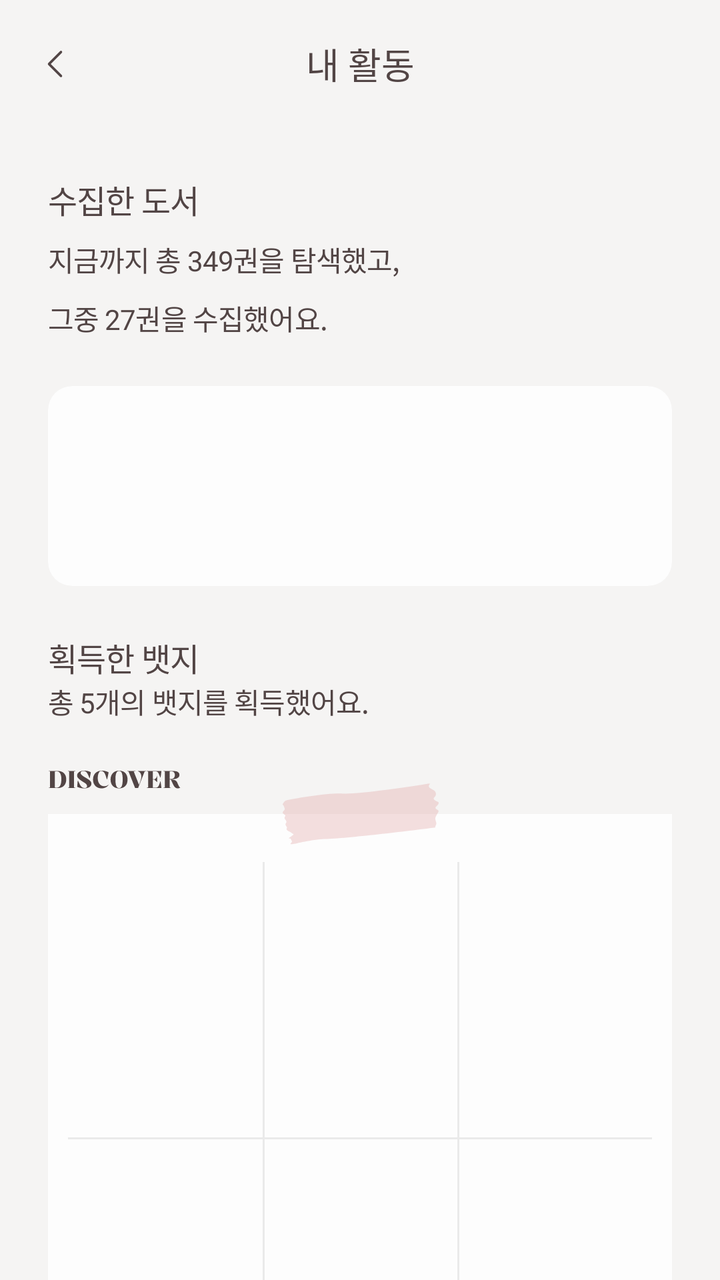
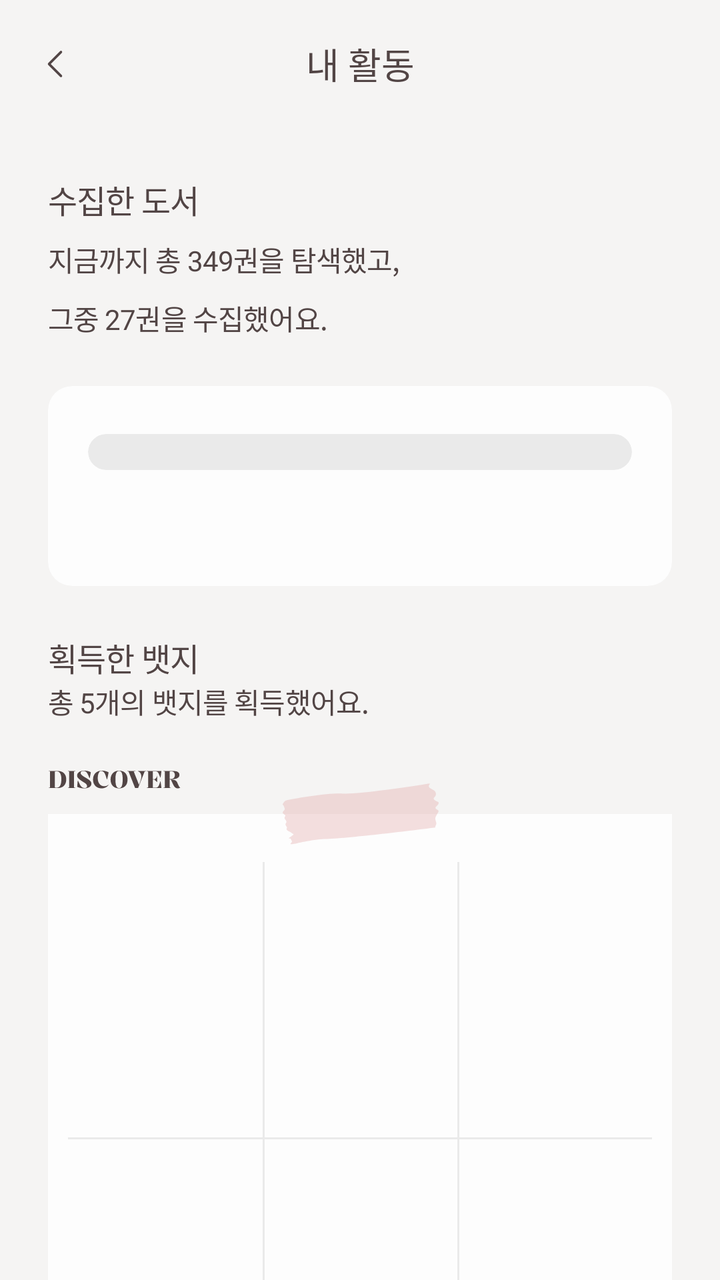

An Android layout rendered at two revisions. The XML below is the earlier revision; the diff shows what the commit changed to produce the second picture.
<!-- AndroidManifest.xml: application theme Theme.Bonda -->
<!-- res/layout/activity_my_activity.xml -->
<?xml version="1.0" encoding="utf-8"?>
<androidx.constraintlayout.widget.ConstraintLayout xmlns:android="http://schemas.android.com/apk/res/android"
    xmlns:app="http://schemas.android.com/apk/res-auto"
    xmlns:tools="http://schemas.android.com/tools"
    android:layout_width="match_parent"
    android:layout_height="match_parent"
    android:background="@color/background_default_secondary">

    <com.google.android.material.appbar.MaterialToolbar
        android:id="@+id/toolbar"
        android:layout_width="0dp"
        android:layout_height="wrap_content"
        app:layout_constraintEnd_toEndOf="parent"
        app:layout_constraintStart_toStartOf="parent"
        app:layout_constraintTop_toTopOf="parent"
        app:navigationIcon="@drawable/ic_navigation_previous_24dp"
        app:navigationIconTint="@color/text_accent_primary"
        app:title="내 활동"
        app:titleCentered="true"
        app:titleTextAppearance="@style/Title2"
        app:titleTextColor="@color/text_accent_primary" />

    <androidx.core.widget.NestedScrollView
        android:layout_width="0dp"
        android:layout_height="0dp"
        app:layout_constraintBottom_toBottomOf="parent"
        app:layout_constraintEnd_toEndOf="parent"
        app:layout_constraintStart_toStartOf="parent"
        app:layout_constraintTop_toBottomOf="@id/toolbar">

        <androidx.constraintlayout.widget.ConstraintLayout
            android:layout_width="match_parent"
            android:layout_height="match_parent">

            <androidx.constraintlayout.widget.ConstraintLayout
                android:id="@+id/container1"
                android:layout_width="0dp"
                android:layout_height="wrap_content"
                android:layout_margin="24dp"
                app:layout_constraintEnd_toEndOf="parent"
                app:layout_constraintStart_toStartOf="parent"
                app:layout_constraintTop_toTopOf="parent">

                <com.google.android.material.textview.MaterialTextView
                    android:id="@+id/textview1"
                    android:layout_width="wrap_content"
                    android:layout_height="wrap_content"
                    android:text="수집한 도서"
                    android:textAppearance="@style/Body1"
                    android:textColor="@color/text_accent_primary"
                    app:layout_constraintStart_toStartOf="parent"
                    app:layout_constraintTop_toTopOf="parent" />

                <com.google.android.material.textview.MaterialTextView
                    android:id="@+id/textview2"
                    android:layout_width="wrap_content"
                    android:layout_height="wrap_content"
                    android:layout_marginTop="8dp"
                    android:text="지금까지 총 349권을 탐색했고,\n그중 27권을 수집했어요."
                    android:textAppearance="@style/Body8"
                    android:textColor="@color/text_accent_primary"
                    app:layout_constraintStart_toStartOf="parent"
                    app:layout_constraintTop_toBottomOf="@id/textview1" />

                <com.google.android.material.card.MaterialCardView
                    android:layout_width="0dp"
                    android:layout_height="100dp"
                    android:layout_marginTop="24dp"
                    android:backgroundTint="@color/background_default_primary"
                    app:cardCornerRadius="12dp"
                    app:layout_constraintEnd_toEndOf="parent"
                    app:layout_constraintStart_toStartOf="parent"
                    app:layout_constraintTop_toBottomOf="@id/textview2"
                    app:strokeWidth="0dp"></com.google.android.material.card.MaterialCardView>
            </androidx.constraintlayout.widget.ConstraintLayout>

            <androidx.constraintlayout.widget.ConstraintLayout
                android:id="@+id/container2"
                android:layout_width="0dp"
                android:layout_height="wrap_content"
                android:layout_margin="24dp"
                app:layout_constraintEnd_toEndOf="parent"
                app:layout_constraintStart_toStartOf="parent"
                app:layout_constraintTop_toBottomOf="@id/container1">

                <com.google.android.material.textview.MaterialTextView
                    android:id="@+id/textview3"
                    android:layout_width="wrap_content"
                    android:layout_height="wrap_content"
                    android:text="획득한 뱃지"
                    android:textAppearance="@style/Body1"
                    android:textColor="@color/text_accent_primary"
                    app:layout_constraintStart_toStartOf="parent"
                    app:layout_constraintTop_toTopOf="parent" />

                <com.google.android.material.textview.MaterialTextView
                    android:layout_width="wrap_content"
                    android:layout_height="wrap_content"
                    android:text="총 5개의 뱃지를 획득했어요."
                    android:textAppearance="@style/Body8"
                    android:textColor="@color/text_accent_primary"
                    app:layout_constraintStart_toStartOf="parent"
                    app:layout_constraintTop_toBottomOf="@id/textview3" />
            </androidx.constraintlayout.widget.ConstraintLayout>

            <androidx.constraintlayout.widget.ConstraintLayout
                android:id="@+id/container3"
                android:layout_width="0dp"
                android:layout_height="wrap_content"
                android:layout_margin="24dp"
                app:layout_constraintEnd_toEndOf="parent"
                app:layout_constraintStart_toStartOf="parent"
                app:layout_constraintTop_toBottomOf="@id/container2">

                <com.google.android.material.imageview.ShapeableImageView
                    android:id="@+id/imageview1"
                    android:layout_width="wrap_content"
                    android:layout_height="wrap_content"
                    android:src="@drawable/calligraphy_discover"
                    app:layout_constraintStart_toStartOf="parent"
                    app:layout_constraintTop_toTopOf="parent" />

                <androidx.constraintlayout.widget.ConstraintLayout
                    android:id="@+id/constraintlayout1"
                    android:layout_width="0dp"
                    android:layout_height="wrap_content"
                    android:layout_marginTop="12dp"
                    android:background="@color/background_default_primary"
                    android:paddingHorizontal="10dp"
                    android:paddingTop="24dp"
                    android:paddingBottom="16dp"
                    app:layout_constraintEnd_toEndOf="parent"
                    app:layout_constraintStart_toStartOf="parent"
                    app:layout_constraintTop_toBottomOf="@id/imageview1">

                    <androidx.constraintlayout.helper.widget.Flow
                        android:id="@+id/badge_flow"
                        android:layout_width="0dp"
                        android:layout_height="0dp"
                        app:constraint_referenced_ids="discover_badge1,discover_badge2,discover_badge3,discover_badge4,discover_badge5,discover_badge6"
                        app:flow_maxElementsWrap="3"
                        app:flow_wrapMode="chain"
                        app:layout_constraintEnd_toEndOf="parent"
                        app:layout_constraintStart_toStartOf="parent"
                        app:layout_constraintTop_toTopOf="parent" />

                    <include
                        android:id="@+id/discover_badge1"
                        layout="@layout/view_badge"
                        android:layout_width="0dp"
                        android:layout_height="wrap_content" />

                    <include
                        android:id="@+id/discover_badge2"
                        layout="@layout/view_badge"
                        android:layout_width="0dp"
                        android:layout_height="wrap_content" />

                    <include
                        android:id="@+id/discover_badge3"
                        layout="@layout/view_badge"
                        android:layout_width="0dp"
                        android:layout_height="wrap_content" />

                    <include
                        android:id="@+id/discover_badge4"
                        layout="@layout/view_badge"
                        android:layout_width="0dp"
                        android:layout_height="wrap_content" />

                    <include
                        android:id="@+id/discover_badge5"
                        layout="@layout/view_badge"
                        android:layout_width="0dp"
                        android:layout_height="wrap_content" />

                    <include
                        android:id="@+id/discover_badge6"
                        layout="@layout/view_badge"
                        android:layout_width="0dp"
                        android:layout_height="wrap_content" />

                    <com.google.android.material.divider.MaterialDivider
                        android:layout_width="0dp"
                        android:layout_height="1dp"
                        app:dividerColor="@color/border_default_tertiary"
                        app:dividerThickness="1dp"
                        app:layout_constraintEnd_toEndOf="parent"
                        app:layout_constraintStart_toStartOf="parent"
                        app:layout_constraintTop_toBottomOf="@id/discover_badge1" />

                    <com.google.android.material.divider.MaterialDivider
                        android:layout_width="1dp"
                        android:layout_height="0dp"
                        app:dividerColor="@color/border_default_tertiary"
                        app:dividerThickness="1dp"
                        app:layout_constraintBottom_toBottomOf="parent"
                        app:layout_constraintStart_toEndOf="@id/discover_badge1"
                        app:layout_constraintTop_toTopOf="parent" />

                    <com.google.android.material.divider.MaterialDivider
                        android:layout_width="1dp"
                        android:layout_height="0dp"
                        app:dividerColor="@color/border_default_tertiary"
                        app:dividerThickness="1dp"
                        app:layout_constraintBottom_toBottomOf="parent"
                        app:layout_constraintStart_toEndOf="@id/discover_badge2"
                        app:layout_constraintTop_toTopOf="parent" />
                </androidx.constraintlayout.widget.ConstraintLayout>

                <com.google.android.material.imageview.ShapeableImageView
                    android:layout_width="wrap_content"
                    android:layout_height="wrap_content"
                    android:src="@drawable/sticker_red"
                    app:layout_constraintBottom_toTopOf="@id/constraintlayout1"
                    app:layout_constraintEnd_toEndOf="@id/constraintlayout1"
                    app:layout_constraintStart_toStartOf="@id/constraintlayout1"
                    app:layout_constraintTop_toTopOf="@id/constraintlayout1" />
            </androidx.constraintlayout.widget.ConstraintLayout>

            <androidx.constraintlayout.widget.ConstraintLayout
                android:id="@+id/container4"
                android:layout_width="0dp"
                android:layout_height="wrap_content"
                android:layout_margin="24dp"
                app:layout_constraintBottom_toBottomOf="parent"
                app:layout_constraintEnd_toEndOf="parent"
                app:layout_constraintStart_toStartOf="parent"
                app:layout_constraintTop_toBottomOf="@id/container3">

                <com.google.android.material.imageview.ShapeableImageView
                    android:id="@+id/shapeableImageView"
                    android:layout_width="wrap_content"
                    android:layout_height="wrap_content"
                    android:src="@drawable/calligraphy_collect"
                    app:layout_constraintStart_toStartOf="parent"
                    app:layout_constraintTop_toTopOf="parent" />

                <androidx.constraintlayout.widget.ConstraintLayout
                    android:id="@+id/constraintLayout3"
                    android:layout_width="0dp"
                    android:layout_height="wrap_content"
                    android:layout_marginTop="12dp"
                    android:background="@color/background_default_primary"
                    android:paddingHorizontal="10dp"
                    android:paddingTop="24dp"
                    android:paddingBottom="16dp"
                    app:layout_constraintEnd_toEndOf="parent"
                    app:layout_constraintStart_toStartOf="parent"
                    app:layout_constraintTop_toBottomOf="@+id/shapeableImageView">

                    <androidx.constraintlayout.helper.widget.Flow
                        android:layout_width="0dp"
                        android:layout_height="0dp"
                        app:constraint_referenced_ids="collect_badge1,collect_badge2,collect_badge3,collect_badge4,collect_badge5,collect_badge6"
                        app:flow_maxElementsWrap="3"
                        app:flow_wrapMode="chain"
                        app:layout_constraintEnd_toEndOf="parent"
                        app:layout_constraintStart_toStartOf="parent"
                        app:layout_constraintTop_toTopOf="parent" />

                    <include
                        android:id="@+id/collect_badge1"
                        layout="@layout/view_badge"
                        android:layout_width="0dp"
                        android:layout_height="wrap_content" />

                    <include
                        android:id="@+id/collect_badge2"
                        layout="@layout/view_badge"
                        android:layout_width="0dp"
                        android:layout_height="wrap_content" />

                    <include
                        android:id="@+id/collect_badge3"
                        layout="@layout/view_badge"
                        android:layout_width="0dp"
                        android:layout_height="wrap_content" />

                    <include
                        android:id="@+id/collect_badge4"
                        layout="@layout/view_badge"
                        android:layout_width="0dp"
                        android:layout_height="wrap_content" />

                    <include
                        android:id="@+id/collect_badge5"
                        layout="@layout/view_badge"
                        android:layout_width="0dp"
                        android:layout_height="wrap_content" />

                    <include
                        android:id="@+id/collect_badge6"
                        layout="@layout/view_badge"
                        android:layout_width="0dp"
                        android:layout_height="wrap_content" />

                    <com.google.android.material.divider.MaterialDivider
                        android:layout_width="0dp"
                        android:layout_height="1dp"
                        app:dividerColor="@color/border_default_tertiary"
                        app:dividerThickness="1dp"
                        app:layout_constraintEnd_toEndOf="parent"
                        app:layout_constraintStart_toStartOf="parent"
                        app:layout_constraintTop_toBottomOf="@id/collect_badge1" />

                    <com.google.android.material.divider.MaterialDivider
                        android:layout_width="1dp"
                        android:layout_height="0dp"
                        app:dividerColor="@color/border_default_tertiary"
                        app:dividerThickness="1dp"
                        app:layout_constraintBottom_toBottomOf="parent"
                        app:layout_constraintStart_toEndOf="@id/collect_badge1"
                        app:layout_constraintTop_toTopOf="parent" />

                    <com.google.android.material.divider.MaterialDivider
                        android:layout_width="1dp"
                        android:layout_height="0dp"
                        app:dividerColor="@color/border_default_tertiary"
                        app:dividerThickness="1dp"
                        app:layout_constraintBottom_toBottomOf="parent"
                        app:layout_constraintStart_toEndOf="@id/collect_badge2"
                        app:layout_constraintTop_toTopOf="parent" />
                </androidx.constraintlayout.widget.ConstraintLayout>

                <com.google.android.material.imageview.ShapeableImageView
                    android:layout_width="wrap_content"
                    android:layout_height="wrap_content"
                    android:src="@drawable/sticker_blue"
                    app:layout_constraintBottom_toTopOf="@+id/constraintLayout3"
                    app:layout_constraintEnd_toEndOf="@+id/constraintLayout3"
                    app:layout_constraintStart_toStartOf="@+id/constraintLayout3"
                    app:layout_constraintTop_toTopOf="@id/constraintLayout3" />
            </androidx.constraintlayout.widget.ConstraintLayout>
        </androidx.constraintlayout.widget.ConstraintLayout>
    </androidx.core.widget.NestedScrollView>

    <androidx.constraintlayout.widget.ConstraintLayout
        android:id="@+id/loading_overlay"
        android:layout_width="0dp"
        android:layout_height="0dp"
        android:background="@color/background_default_secondary"
        android:visibility="gone"
        app:layout_constraintBottom_toBottomOf="parent"
        app:layout_constraintEnd_toEndOf="parent"
        app:layout_constraintStart_toStartOf="parent"
        app:layout_constraintTop_toBottomOf="@id/toolbar">

        <ProgressBar
            android:layout_width="wrap_content"
            android:layout_height="wrap_content"
            app:layout_constraintBottom_toBottomOf="parent"
            app:layout_constraintEnd_toEndOf="parent"
            app:layout_constraintStart_toStartOf="parent"
            app:layout_constraintTop_toTopOf="parent" />
    </androidx.constraintlayout.widget.ConstraintLayout>
</androidx.constraintlayout.widget.ConstraintLayout>
<!-- res/layout/view_badge.xml (included above) -->
<?xml version="1.0" encoding="utf-8"?>
<androidx.constraintlayout.widget.ConstraintLayout xmlns:android="http://schemas.android.com/apk/res/android"
    xmlns:app="http://schemas.android.com/apk/res-auto"
    android:layout_width="match_parent"
    android:layout_height="wrap_content"
    android:paddingHorizontal="12dp"
    android:paddingVertical="20dp">

    <com.google.android.material.imageview.ShapeableImageView
        android:id="@+id/badge_image"
        android:layout_width="0dp"
        android:layout_height="0dp"
        app:layout_constraintDimensionRatio="1:1"
        app:layout_constraintEnd_toEndOf="parent"
        app:layout_constraintStart_toStartOf="parent"
        app:layout_constraintTop_toTopOf="parent" />

    <com.google.android.material.textview.MaterialTextView
        android:id="@+id/badge_title"
        android:layout_width="wrap_content"
        android:layout_height="wrap_content"
        android:layout_marginTop="8dp"
        android:textAppearance="@style/Caption3"
        android:textColor="@color/text_accent_primary"
        app:layout_constraintEnd_toEndOf="parent"
        app:layout_constraintStart_toStartOf="parent"
        app:layout_constraintTop_toBottomOf="@id/badge_image" />
</androidx.constraintlayout.widget.ConstraintLayout>
<!-- resources referenced by this layout -->
<resources>
  <color name="background_default_primary">#FDFDFD</color>
  <color name="background_default_secondary">#F5F4F3</color>
  <color name="border_default_tertiary">#EAEAEA</color>
  <color name="text_accent_primary">#524545</color>
  <!-- drawable ic_navigation_previous_24dp (drawable) -->
  <vector xmlns:android="http://schemas.android.com/apk/res/android"
      android:width="24dp"
      android:height="24dp"
      android:viewportWidth="24"
      android:viewportHeight="24">
    <path
        android:pathData="m14.5,6 l-6,6 6,6"
        android:strokeLineJoin="round"
        android:strokeWidth="1.2"
        android:fillColor="#00000000"
        android:strokeColor="#000"
        android:strokeLineCap="round"/>
  </vector>
  <!-- drawable sticker_blue (drawable) -->
  <vector xmlns:android="http://schemas.android.com/apk/res/android"
      android:width="77dp"
      android:height="33dp"
      android:viewportWidth="77"
      android:viewportHeight="33">
    <path
        android:pathData="M46.661,5.891C39.202,3.875 10.694,0.621 10.513,0.595C10.203,0.611 9.33,0.606 8.318,0.458C7.053,0.272 6.272,1.819 5.162,1.841C4.051,1.863 4.333,2.458 3.015,2.634C1.696,2.811 2.952,5.579 1.969,5.989C0.986,6.399 1.029,8.621 1.519,9.062C2.008,9.502 2.109,10.071 2.907,10.927C3.705,11.782 3.934,12.739 5.428,13.881C6.922,15.023 6.455,15.693 4.643,16.719C2.831,17.746 3.033,18.884 2.826,19.038C2.619,19.192 1.221,19.91 0.961,20.426C0.701,20.942 1.031,22.467 1.754,22.573C2.477,22.679 27.701,26.929 30.311,26.757C32.921,26.586 58.299,31.043 60.856,31.233C63.413,31.423 71.881,32.848 72.194,31.971C72.507,31.094 72.252,30.318 74.271,29.137C76.29,27.956 75.29,25.963 75.55,25.448C75.81,24.932 75.735,24.182 75.427,23.768C75.118,23.353 74.06,23.014 74.321,22.498C74.581,21.982 74.969,21.855 74.881,21.191C74.794,20.527 74.431,20.483 74.383,19.553C74.335,18.623 74.462,19.011 75.344,18.032C76.226,17.054 75.424,17.49 74.807,16.661C74.189,15.833 71.584,14.712 71.121,14.091C70.659,13.469 74.763,14.44 75.592,13.823C76.421,13.206 75.852,13.307 75.751,12.738C75.649,12.169 75.729,11.627 76.377,10.984C77.025,10.34 74.133,9.916 73.772,9.863C73.41,9.81 54.119,7.907 46.661,5.891Z"
        android:fillColor="#AEBBCF"
        android:fillAlpha="0.3"/>
  </vector>
  <style name="Body1">
          <item name="fontFamily">@font/pretendard_semibold</item>
          <item name="android:textSize">16sp</item>
          <item name="android:letterSpacing">-0.02</item>
          <item name="android:lineHeight">22.4sp</item>
      </style>
  <style name="Body8">
          <item name="fontFamily">@font/pretendard_regular</item>
          <item name="android:textSize">14sp</item>
          <item name="android:letterSpacing">-0.02</item>
          <item name="android:lineHeight">25.2sp</item>
      </style>
  <style name="Caption3">
          <item name="fontFamily">@font/pretendard_regular</item>
          <item name="android:textSize">12sp</item>
          <item name="android:letterSpacing">0</item>
          <item name="android:lineHeight">16.8sp</item>
      </style>
  <style name="Title2">
          <item name="fontFamily">@font/pretendard_semibold</item>
          <item name="android:textSize">18sp</item>
          <item name="android:letterSpacing">0</item>
          <item name="android:lineHeight">21.6sp</item>
      </style>
  <style name="Theme.Bonda" parent="Theme.Material3.Light.NoActionBar">
          <item name="android:windowBackground">@drawable/ic_launcher_background</item>
          <item name="android:windowSplashScreenAnimatedIcon">@drawable/ic_splash_logo</item>
  
  
      </style>
  <!-- drawable ic_launcher_background (drawable) -->
  <vector xmlns:android="http://schemas.android.com/apk/res/android"
      android:width="108dp"
      android:height="108dp"
      android:viewportWidth="512"
      android:viewportHeight="512">
    <group android:scaleX="0.75"
        android:scaleY="0.75"
        android:translateX="64"
        android:translateY="64">
      <path
          android:pathData="M0,0h512v512h-512z"
          android:fillColor="#524545"/>
    </group>
  </vector>
  <!-- unchanged entries left out for length: 4 -->
</resources>

<!-- the commit's change to res/layout/activity_my_activity.xml (unified diff, before → after) -->
@@ -71,7 +71,46 @@
                     app:layout_constraintEnd_toEndOf="parent"
                     app:layout_constraintStart_toStartOf="parent"
                     app:layout_constraintTop_toBottomOf="@id/textview2"
-                    app:strokeWidth="0dp"></com.google.android.material.card.MaterialCardView>
+                    app:strokeWidth="0dp">
+
+                    <androidx.constraintlayout.widget.ConstraintLayout
+                        android:layout_width="match_parent"
+                        android:layout_height="wrap_content"
+                        android:paddingHorizontal="20dp"
+                        android:paddingVertical="24dp">
+
+                        <com.google.android.material.card.MaterialCardView
+                            android:id="@+id/materialCardView"
+                            android:layout_width="0dp"
+                            android:layout_height="18dp"
+                            app:cardCornerRadius="9dp"
+                            app:strokeWidth="0dp"
+                            android:backgroundTint="@color/border_default_tertiary"
+                            app:layout_constraintTop_toTopOf="parent"
+                            app:layout_constraintStart_toStartOf="parent"
+                            app:layout_constraintEnd_toEndOf="parent">
+                            <androidx.constraintlayout.widget.ConstraintLayout
+                                android:id="@+id/graph_container"
+                                android:layout_width="match_parent"
+                                android:layout_height="match_parent"
+                                android:paddingVertical="24dp"
+                                android:paddingHorizontal="20dp">
+
+                            </androidx.constraintlayout.widget.ConstraintLayout>
+                        </com.google.android.material.card.MaterialCardView>
+
+                        <androidx.constraintlayout.widget.ConstraintLayout
+                            android:id="@+id/legend_container"
+                            android:layout_width="0dp"
+                            android:layout_height="wrap_content"
+                            app:layout_constraintStart_toStartOf="parent"
+                            android:layout_marginTop="24dp"
+                            app:layout_constraintEnd_toEndOf="parent"
+                            app:layout_constraintTop_toBottomOf="@id/materialCardView">
+
+                        </androidx.constraintlayout.widget.ConstraintLayout>
+                    </androidx.constraintlayout.widget.ConstraintLayout>
+                </com.google.android.material.card.MaterialCardView>
             </androidx.constraintlayout.widget.ConstraintLayout>
 
             <androidx.constraintlayout.widget.ConstraintLayout
